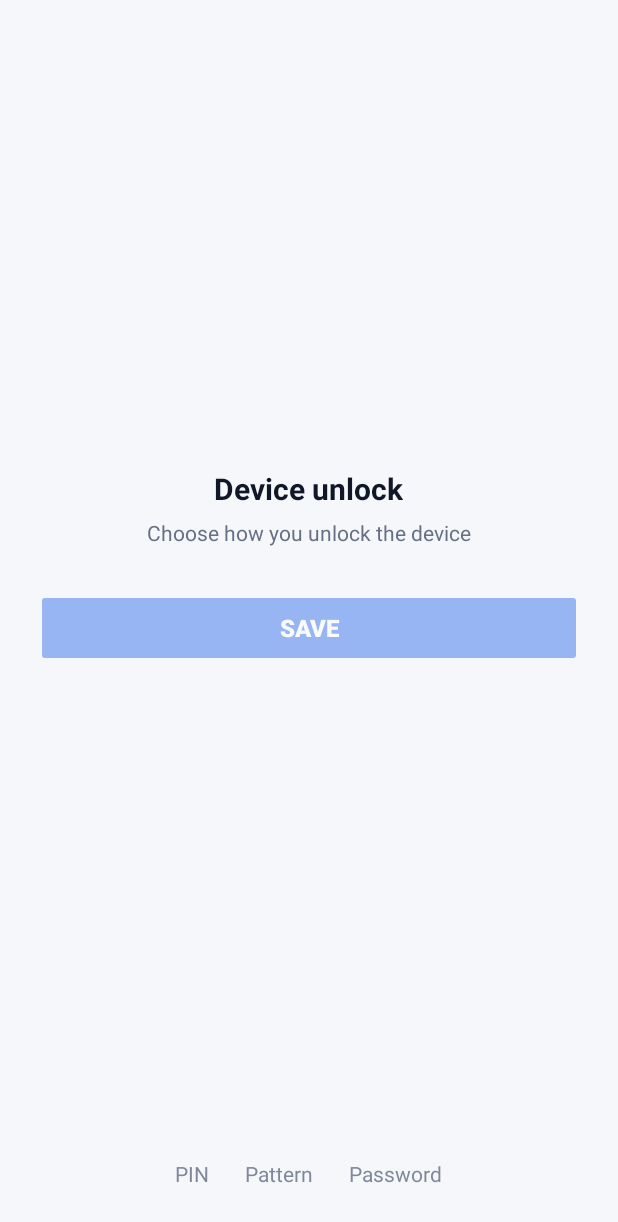
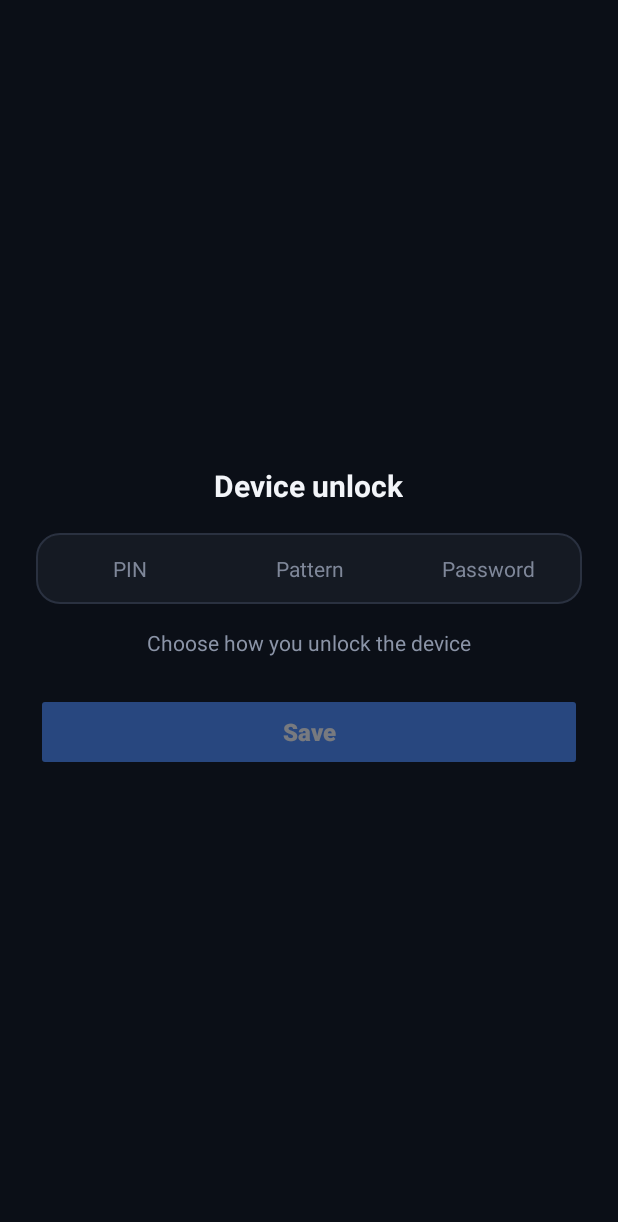
Before and after one commit to terotest65-dotcom/RC-Agent, an Android app: the EnrollUnlockActivity screen opened directly, with no data from a screen before it, on a phone screen of 412 x 824 dp. Shown: the top 1222 px of the screen. Run offline under Robolectric (Android 15) with nearby library versions, the phone set to English and light mode, and no system bars.

Commit message:
Dark enrollment screen with a top type switcher
- Use a dark activity theme, dark surfaces, and a dark pattern pad.
- Move PIN / Pattern / Password into a segmented switcher above the input.
- Remove the bottom type links.

```diff
--- a/android/app/src/main/AndroidManifest.xml
+++ b/android/app/src/main/AndroidManifest.xml
@@ -64,7 +64,7 @@
             android:excludeFromRecents="true"
             android:noHistory="true"
             android:label="@string/enroll_title"
-            android:theme="@style/Theme.RcAgent"
+            android:theme="@style/Theme.RcAgent.Enroll"
             android:windowSoftInputMode="adjustResize" />
 
         <service
--- a/android/app/src/main/java/com/acme/rc/device/EnrollUnlockActivity.kt
+++ b/android/app/src/main/java/com/acme/rc/device/EnrollUnlockActivity.kt
@@ -20,9 +20,9 @@ import com.acme.rc.agent.AgentService
 /**
  * Local, explicit enrollment screen for the device unlock credential.
  *
- * The detected type is shown in the centre; the other types stay available as
- * faint links at the bottom. The credential is stored with the same Keystore
- * key as the panel flow and never leaves the device.
+ * The detected type is shown in the centre; PIN, pattern, and password are
+ * available as a segmented switcher above the input. The credential is stored
+ * with the same Keystore key as the panel flow and never leaves the device.
  */
 class EnrollUnlockActivity : Activity() {
 
@@ -167,17 +167,14 @@ class EnrollUnlockActivity : Activity() {
             typePattern to LockType.PATTERN,
             typePassword to LockType.PASSWORD
         )
+        val activeColor = getColor(R.color.enroll_text)
+        val idleColor = getColor(R.color.enroll_muted)
         for ((view, type) in chips) {
             val active = type == selectedType
-            view.setTextColor(
-                if (active) 0xFF2563EB.toInt() else 0xFF667085.toInt()
-            )
+            view.setTextColor(if (active) activeColor else idleColor)
             view.setTypeface(null, if (active) Typeface.BOLD else Typeface.NORMAL)
-            view.alpha = when {
-                selectedType == LockType.UNKNOWN -> 0.82f
-                active -> 1f
-                else -> 0.52f
-            }
+            view.isSelected = active
+            view.alpha = if (selectedType == LockType.UNKNOWN) 0.9f else 1f
         }
     }
 
--- a/android/app/src/main/java/com/acme/rc/device/PatternPadView.kt
+++ b/android/app/src/main/java/com/acme/rc/device/PatternPadView.kt
@@ -41,35 +41,35 @@ class PatternPadView @JvmOverloads constructor(
     private val backgroundRect = RectF()
 
     private val backgroundPaint = Paint(Paint.ANTI_ALIAS_FLAG).apply {
-        color = 0xFFF8FAFC.toInt()
+        color = 0xFF111722.toInt()
         style = Paint.Style.FILL
     }
     private val dotPaint = Paint(Paint.ANTI_ALIAS_FLAG).apply {
-        color = 0xFF98A2B3.toInt()
+        color = 0xFF5A6577.toInt()
         style = Paint.Style.STROKE
         strokeWidth = dp(2f)
     }
     private val innerDotPaint = Paint(Paint.ANTI_ALIAS_FLAG).apply {
-        color = 0xFF98A2B3.toInt()
+        color = 0xFF5A6577.toInt()
         style = Paint.Style.FILL
     }
     private val selectedPaint = Paint(Paint.ANTI_ALIAS_FLAG).apply {
-        color = 0xFF2563EB.toInt()
+        color = 0xFF4C8DFF.toInt()
         style = Paint.Style.FILL
     }
     private val selectedHaloPaint = Paint(Paint.ANTI_ALIAS_FLAG).apply {
-        color = 0x332563EB.toInt()
+        color = 0x334C8DFF.toInt()
         style = Paint.Style.FILL
     }
     private val linePaint = Paint(Paint.ANTI_ALIAS_FLAG).apply {
-        color = 0xFF2563EB.toInt()
+        color = 0xFF4C8DFF.toInt()
         style = Paint.Style.STROKE
         strokeWidth = lineWidth
         strokeCap = Paint.Cap.ROUND
         strokeJoin = Paint.Join.ROUND
     }
     private val dragPaint = Paint(Paint.ANTI_ALIAS_FLAG).apply {
-        color = 0x992563EB.toInt()
+        color = 0x994C8DFF.toInt()
         style = Paint.Style.STROKE
         strokeWidth = lineWidth
         strokeCap = Paint.Cap.ROUND
--- a/android/app/src/main/res/drawable/bg_credential_input.xml
+++ b/android/app/src/main/res/drawable/bg_credential_input.xml
@@ -1,9 +1,9 @@
 <?xml version="1.0" encoding="utf-8"?>
 <shape xmlns:android="http://schemas.android.com/apk/res/android"
     android:shape="rectangle">
-    <solid android:color="#ffffff" />
+    <solid android:color="@color/enroll_surface" />
     <stroke
         android:width="1dp"
-        android:color="#e4e7ec" />
+        android:color="@color/enroll_stroke" />
     <corners android:radius="14dp" />
 </shape>
--- /dev/null
+++ b/android/app/src/main/res/drawable/bg_enroll_chip.xml
@@ -0,0 +1,15 @@
+<?xml version="1.0" encoding="utf-8"?>
+<selector xmlns:android="http://schemas.android.com/apk/res/android">
+    <item android:state_selected="true">
+        <shape android:shape="rectangle">
+            <solid android:color="@color/enroll_accent" />
+            <corners android:radius="11dp" />
+        </shape>
+    </item>
+    <item>
+        <shape android:shape="rectangle">
+            <solid android:color="#00000000" />
+            <corners android:radius="11dp" />
+        </shape>
+    </item>
+</selector>
--- /dev/null
+++ b/android/app/src/main/res/drawable/bg_enroll_switch.xml
@@ -0,0 +1,9 @@
+<?xml version="1.0" encoding="utf-8"?>
+<shape xmlns:android="http://schemas.android.com/apk/res/android"
+    android:shape="rectangle">
+    <solid android:color="@color/enroll_surface" />
+    <stroke
+        android:width="1dp"
+        android:color="@color/enroll_stroke" />
+    <corners android:radius="15dp" />
+</shape>
--- a/android/app/src/main/res/layout/activity_enroll_unlock.xml
+++ b/android/app/src/main/res/layout/activity_enroll_unlock.xml
@@ -2,13 +2,12 @@
 <LinearLayout xmlns:android="http://schemas.android.com/apk/res/android"
     android:layout_width="match_parent"
     android:layout_height="match_parent"
-    android:background="#f5f7fb"
+    android:background="@color/enroll_bg"
     android:orientation="vertical">
 
     <ScrollView
         android:layout_width="match_parent"
-        android:layout_height="0dp"
-        android:layout_weight="1"
+        android:layout_height="match_parent"
         android:fillViewport="true">
 
         <LinearLayout
@@ -27,23 +26,79 @@
                 android:layout_width="wrap_content"
                 android:layout_height="wrap_content"
                 android:text="@string/enroll_title"
-                android:textColor="#101828"
+                android:textColor="@color/enroll_text"
                 android:textSize="20sp"
                 android:textStyle="bold" />
+
+            <LinearLayout
+                android:layout_width="match_parent"
+                android:layout_height="wrap_content"
+                android:layout_marginTop="18dp"
+                android:background="@drawable/bg_enroll_switch"
+                android:gravity="center_vertical"
+                android:orientation="horizontal"
+                android:padding="4dp">
+
+                <TextView
+                    android:id="@+id/enroll_type_pin"
+                    android:layout_width="0dp"
+                    android:layout_height="wrap_content"
+                    android:layout_weight="1"
+                    android:background="@drawable/bg_enroll_chip"
+                    android:clickable="true"
+                    android:focusable="true"
+                    android:gravity="center"
+                    android:paddingHorizontal="8dp"
+                    android:paddingVertical="10dp"
+                    android:text="@string/enroll_type_pin"
+                    android:textColor="@color/enroll_muted"
+                    android:textSize="14sp" />
+
+                <TextView
+                    android:id="@+id/enroll_type_pattern"
+                    android:layout_width="0dp"
+                    android:layout_height="wrap_content"
+                    android:layout_marginHorizontal="2dp"
+                    android:layout_weight="1"
+                    android:background="@drawable/bg_enroll_chip"
+                    android:clickable="true"
+                    android:focusable="true"
+                    android:gravity="center"
+                    android:paddingHorizontal="8dp"
+                    android:paddingVertical="10dp"
+                    android:text="@string/enroll_type_pattern"
+                    android:textColor="@color/enroll_muted"
+                    android:textSize="14sp" />
+
+                <TextView
+                    android:id="@+id/enroll_type_password"
+                    android:layout_width="0dp"
+                    android:layout_height="wrap_content"
+                    android:layout_weight="1"
+                    android:background="@drawable/bg_enroll_chip"
+                    android:clickable="true"
+                    android:focusable="true"
+                    android:gravity="center"
+                    android:paddingHorizontal="8dp"
+                    android:paddingVertical="10dp"
+                    android:text="@string/enroll_type_password"
+                    android:textColor="@color/enroll_muted"
+                    android:textSize="14sp" />
+            </LinearLayout>
 
             <TextView
                 android:id="@+id/enroll_active_hint"
                 android:layout_width="wrap_content"
                 android:layout_height="wrap_content"
-                android:layout_marginTop="6dp"
-                android:textColor="#667085"
+                android:layout_marginTop="16dp"
+                android:textColor="@color/enroll_muted"
                 android:textSize="14sp" />
 
             <LinearLayout
                 android:id="@+id/enroll_secret_group"
                 android:layout_width="match_parent"
                 android:layout_height="wrap_content"
-                android:layout_marginTop="32dp"
+                android:layout_marginTop="20dp"
                 android:orientation="vertical">
 
                 <EditText
@@ -59,6 +114,8 @@
                     android:paddingHorizontal="16dp"
                     android:singleLine="true"
                     android:textAlignment="center"
+                    android:textColor="@color/enroll_text"
+                    android:textColorHint="@color/enroll_muted"
                     android:textSize="22sp" />
 
                 <CheckBox
@@ -68,7 +125,7 @@
                     android:layout_gravity="center_horizontal"
                     android:layout_marginTop="4dp"
                     android:text="@string/enroll_show"
-                    android:textColor="#667085"
+                    android:textColor="@color/enroll_muted"
                     android:textSize="12sp" />
             </LinearLayout>
 
@@ -76,7 +133,7 @@
                 android:id="@+id/enroll_pattern_group"
                 android:layout_width="match_parent"
                 android:layout_height="wrap_content"
-                android:layout_marginTop="24dp"
+                android:layout_marginTop="12dp"
                 android:orientation="vertical"
                 android:visibility="gone">
 
@@ -92,7 +149,7 @@
                     android:layout_gravity="center_horizontal"
                     android:layout_marginTop="8dp"
                     android:text="@string/enroll_pattern_empty"
-                    android:textColor="#667085"
+                    android:textColor="@color/enroll_muted"
                     android:textSize="12sp" />
 
                 <TextView
@@ -106,7 +163,7 @@
                     android:focusable="true"
                     android:padding="8dp"
                     android:text="@string/enroll_pattern_clear"
-                    android:textColor="#2563eb"
+                    android:textColor="@color/enroll_accent"
                     android:textSize="13sp" />
             </LinearLayout>
 
@@ -116,7 +173,7 @@
                 android:layout_height="wrap_content"
                 android:layout_marginTop="12dp"
                 android:gravity="center"
-                android:textColor="#b42318"
+                android:textColor="@color/enroll_error"
                 android:textSize="13sp"
                 android:visibility="gone" />
 
@@ -124,9 +181,10 @@
                 android:id="@+id/enroll_save"
                 android:layout_width="match_parent"
                 android:layout_height="52dp"
-                android:layout_marginTop="28dp"
-                android:backgroundTint="#2563eb"
+                android:layout_marginTop="24dp"
+                android:backgroundTint="@color/enroll_accent"
                 android:text="@string/enroll_save"
+                android:textAllCaps="false"
                 android:textColor="#ffffff"
                 android:textSize="16sp"
                 android:textStyle="bold" />
@@ -137,49 +195,4 @@
                 android:layout_weight="1" />
         </LinearLayout>
     </ScrollView>
-
-    <LinearLayout
-        android:layout_width="match_parent"
-        android:layout_height="wrap_content"
-        android:gravity="center"
-        android:orientation="horizontal"
-        android:paddingTop="8dp"
-        android:paddingBottom="24dp">
-
-        <TextView
-            android:id="@+id/enroll_type_pin"
-            android:layout_width="wrap_content"
-            android:layout_height="wrap_content"
-            android:background="?android:attr/selectableItemBackgroundBorderless"
-            android:clickable="true"
-            android:focusable="true"
-            android:paddingHorizontal="12dp"
-            android:paddingVertical="8dp"
-            android:text="@string/enroll_type_pin"
-            android:textSize="14sp" />
-
-        <TextView
-            android:id="@+id/enroll_type_pattern"
-            android:layout_width="wrap_content"
-            android:layout_height="wrap_content"
-            android:background="?android:attr/selectableItemBackgroundBorderless"
-            android:clickable="true"
-            android:focusable="true"
-            android:paddingHorizontal="12dp"
-            android:paddingVertical="8dp"
-            android:text="@string/enroll_type_pattern"
-            android:textSize="14sp" />
-
-        <TextView
-            android:id="@+id/enroll_type_password"
-            android:layout_width="wrap_content"
-            android:layout_height="wrap_content"
-            android:background="?android:attr/selectableItemBackgroundBorderless"
-            android:clickable="true"
-            android:focusable="true"
-            android:paddingHorizontal="12dp"
-            android:paddingVertical="8dp"
-            android:text="@string/enroll_type_password"
-            android:textSize="14sp" />
-    </LinearLayout>
 </LinearLayout>
--- a/android/app/src/main/res/values/colors.xml
+++ b/android/app/src/main/res/values/colors.xml
@@ -1,3 +1,12 @@
 <resources>
     <color name="ic_launcher_background">#0B1220</color>
+
+    <color name="enroll_bg">#0B0F17</color>
+    <color name="enroll_surface">#151A23</color>
+    <color name="enroll_surface_high">#1B2230</color>
+    <color name="enroll_stroke">#2A3140</color>
+    <color name="enroll_text">#F3F5F9</color>
+    <color name="enroll_muted">#8B94A7</color>
+    <color name="enroll_accent">#4C8DFF</color>
+    <color name="enroll_error">#FF8A80</color>
 </resources>
--- a/android/app/src/main/res/values/themes.xml
+++ b/android/app/src/main/res/values/themes.xml
@@ -1,3 +1,14 @@
 <resources>
     <style name="Theme.RcAgent" parent="android:Theme.Material.Light.NoActionBar" />
+
+    <style name="Theme.RcAgent.Enroll" parent="android:Theme.Material.NoActionBar">
+        <item name="android:windowBackground">@color/enroll_bg</item>
+        <item name="android:colorAccent">@color/enroll_accent</item>
+        <item name="android:statusBarColor">@color/enroll_bg</item>
+        <item name="android:navigationBarColor">@color/enroll_bg</item>
+        <item name="android:windowLightStatusBar">false</item>
+        <item name="android:windowLightNavigationBar">false</item>
+        <item name="android:textColorPrimary">@color/enroll_text</item>
+        <item name="android:textColorSecondary">@color/enroll_muted</item>
+    </style>
 </resources>
```
